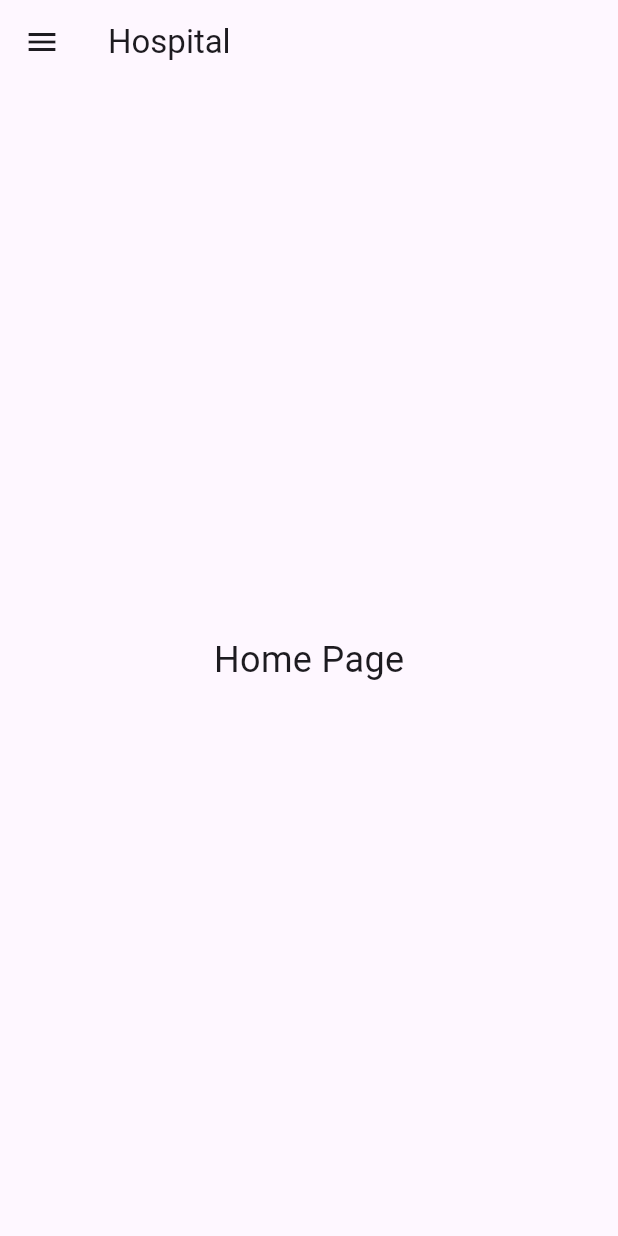
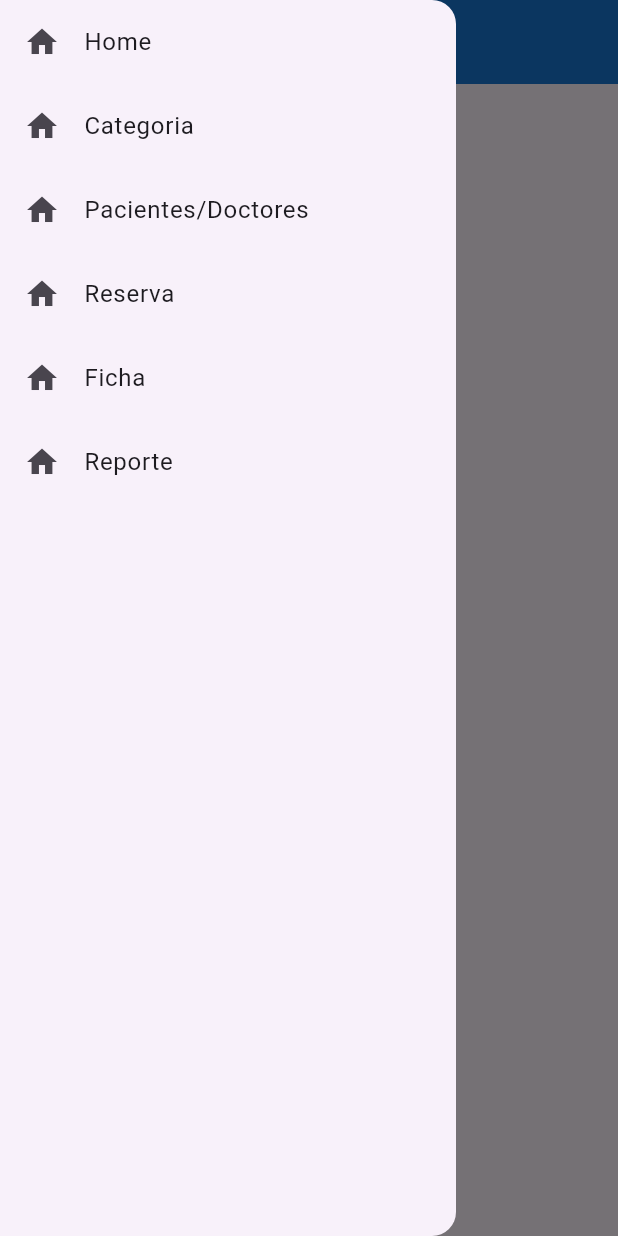
Before and after one commit to fxsosa/front2tp, a Flutter app: the screen it shows after launch, with the side drawer open (before the commit the screen has no drawer), on a phone screen of 412 x 824 dp. Run offline on Flutter 3.47's test engine with Material 2 defaults, Android fonts, the phone set to English and light mode, and no system bars.

Commit message:
add menu de navegacion

```diff
--- a/lib/main.dart
+++ b/lib/main.dart
@@ -63,17 +63,12 @@ class _MyHomePageState extends State<MyHomePage> {
     // than having to individually change instances of widgets.
     return Scaffold(
       appBar: AppBar(
-        title: const Text('Hospital'),
-        leading: Builder(
-          builder: (BuildContext context) {
-            return IconButton(
-              icon: const Icon(Icons.menu),
-              onPressed: () {
-                Scaffold.of(context).openDrawer();
-              },
-              tooltip: MaterialLocalizations.of(context).openAppDrawerTooltip,
-            );
-          },
+        backgroundColor: Colors.blue.shade700,
+        title: const Text(
+          'Hospital',
+          style: TextStyle(
+            color: Colors.white,
+          ),
         ),
       ),
       body: const Center(
@@ -82,6 +77,66 @@ class _MyHomePageState extends State<MyHomePage> {
           style: TextStyle(fontSize: 24),
         ),
       ),
+      drawer: const NavigationDrawer(),
     );
   }
 }
+
+class NavigationDrawer extends StatelessWidget {
+  const NavigationDrawer({key}) : super(key: key);
+  @override
+  Widget build(context) => Drawer(
+        child: SingleChildScrollView(
+          child: Column(
+            crossAxisAlignment: CrossAxisAlignment.stretch,
+            children: <Widget>[
+              buildHeader(context),
+              buildMenuItems(context),
+            ],
+          ),
+        ),
+      );
+  Widget buildHeader(context) => Container(
+        padding: EdgeInsets.only(
+          top: MediaQuery.of(context).padding.top,
+        ),
+      );
+  Widget buildMenuItems(context) => Column(children: [
+        ListTile(
+          leading: const Icon(Icons.home),
+          title: const Text('Home'),
+          onTap: () {
+            Navigator.of(context).pushReplacement(
+              MaterialPageRoute(
+                builder: (context) => const MyHomePage(),
+              ),
+            );
+          },
+        ),
+        ListTile(
+          leading: const Icon(Icons.home),
+          title: const Text('Categoria'),
+          onTap: () {},
+        ),
+        ListTile(
+          leading: const Icon(Icons.home),
+          title: const Text('Pacientes/Doctores'),
+          onTap: () {},
+        ),
+        ListTile(
+          leading: const Icon(Icons.home),
+          title: const Text('Reserva'),
+          onTap: () {},
+        ),
+        ListTile(
+          leading: const Icon(Icons.home),
+          title: const Text('Ficha'),
+          onTap: () {},
+        ),
+        ListTile(
+          leading: const Icon(Icons.home),
+          title: const Text('Reporte'),
+          onTap: () {},
+        ),
+      ]);
+}
```
